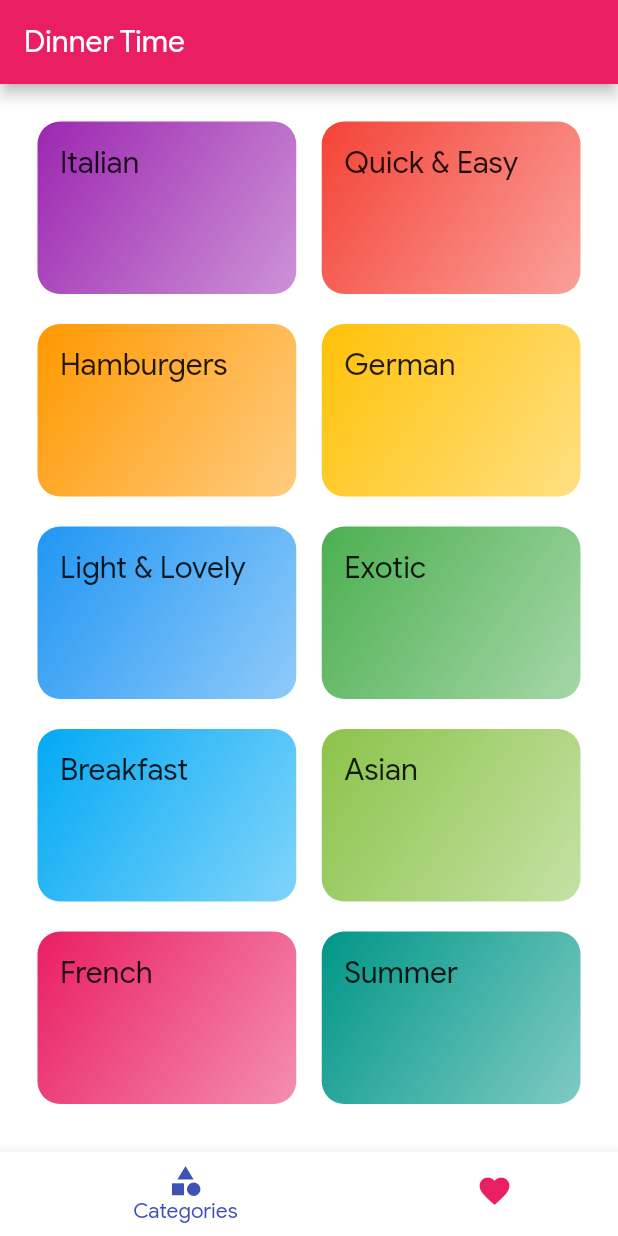
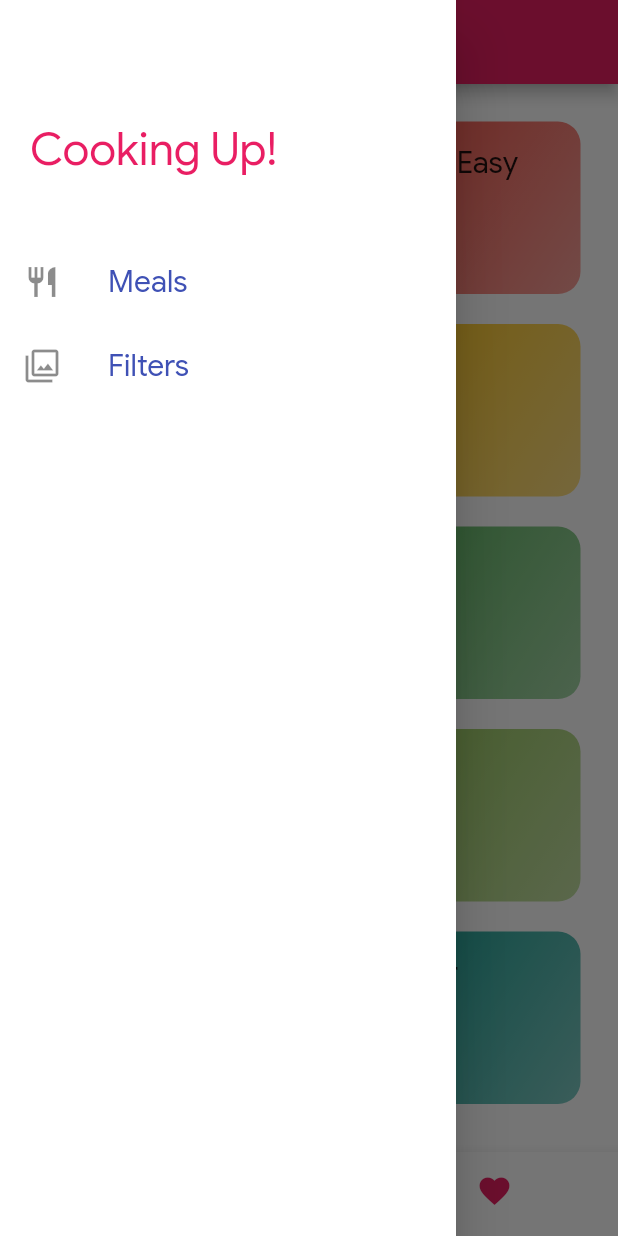
Before and after one commit to Amitpatil215/Dinner-Time, a Flutter app: the screen it shows after launch, with the side drawer open (before the commit the screen has no drawer), on a phone screen of 412 x 824 dp. Run offline on Flutter 3.47's test engine with Material 2 defaults, Android fonts, the phone set to English and light mode, and no system bars.

Commit message:
Adding Custom Drawer

```diff
--- /dev/null
+++ b/lib/screens/main_drawer.dart
@@ -0,0 +1,47 @@
+import 'package:flutter/material.dart';
+
+class MainDrawer extends StatelessWidget {
+  Widget listTilesDrawer(String inputTitle, IconData inputIcon) {
+    return ListTile(
+      leading: Icon(inputIcon),
+      title: Text(
+        inputTitle,
+        style: TextStyle(
+          fontSize: 20,
+          fontWeight: FontWeight.w300,
+          color: Colors.indigo,
+        ),
+      ),
+      onTap: () {},
+    );
+  }
+
+  @override
+  Widget build(BuildContext context) {
+    return Drawer(
+      child: Column(
+        children: <Widget>[
+          SizedBox(
+            height: 40,
+          ),
+          Container(
+            height: 120,
+            width: double.infinity,
+            padding: EdgeInsets.all(20),
+            alignment: Alignment.centerLeft,
+            child: Text(
+              "Cooking Up!",
+              style: TextStyle(
+                fontWeight: FontWeight.w300,
+                fontSize: 30,
+                color: Theme.of(context).primaryColor,
+              ),
+            ),
+          ),
+          listTilesDrawer("Meals", Icons.restaurant),
+          listTilesDrawer("Filters", Icons.filter),
+        ],
+      ),
+    );
+  }
+}
--- a/lib/screens/tabs_screen.dart
+++ b/lib/screens/tabs_screen.dart
@@ -1,4 +1,5 @@
 import 'package:flutter/material.dart';
+import 'main_drawer.dart';
 import 'favourite_screen.dart';
 import 'categories_screen.dart';
 
@@ -26,6 +27,7 @@ class _TabScreenState extends State<TabScreen> {
       appBar: AppBar(
         title: Text("Dinner Time"),
       ),
+      drawer:MainDrawer(),
       body: _pages[_selectedPageIndex],
       bottomNavigationBar: BottomNavigationBar(
         onTap: _selectPage,
```
